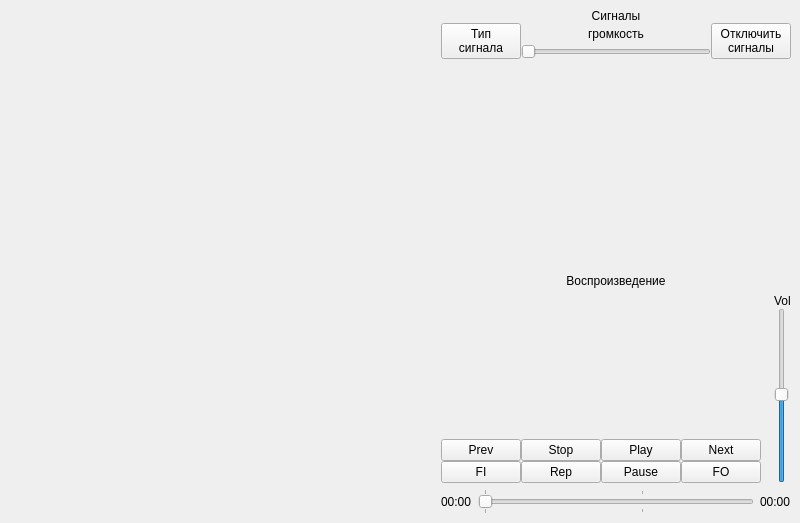
First picture: the form in GUI/main_window.ui, repository Eugene-q/PresenterPlayer, before the edit.
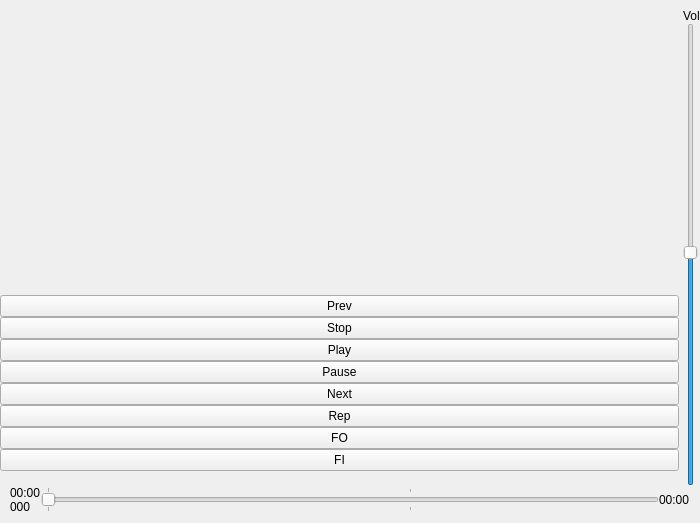
Second picture: the form after the edit.

Commit message: - запомнить позицию начала, запомнить позицию конца, запоминать громкость для каждой песни - проверять имена файлов посимвольно при загрузке!! Только ASCII и русский. - Отдельный лейбл для вывода точной позиции, появляющийся при нажатии кнопок точной позиции. Чтобы дополнительные символы не изменяли длину слайдера воспроизведения - Кнопки установки старт и энд позиций на слайдере. - Вертикальный плеер. Длинный слайдер перемотки. Под списком и плеером. На всю ширину окна.

What changed in the file:
```diff
--- a/GUI/main_window.ui
+++ b/GUI/main_window.ui
@@ -6,7 +6,7 @@
    <rect>
     <x>0</x>
     <y>0</y>
-    <width>800</width>
+    <width>700</width>
     <height>523</height>
    </rect>
   </property>
@@ -18,7 +18,7 @@
   </property>
   <property name="minimumSize">
    <size>
-    <width>800</width>
+    <width>700</width>
     <height>468</height>
    </size>
   </property>
@@ -41,116 +41,80 @@
      <height>0</height>
     </size>
    </property>
-   <layout class="QHBoxLayout" name="horizontalLayout_5" stretch="3,1">
-    <item>
-     <layout class="QVBoxLayout" name="layoutSongList">
+   <layout class="QVBoxLayout" name="verticalLayout_2">
       <property name="spacing">
        <number>0</number>
       </property>
-     </layout>
-    </item>
+    <property name="leftMargin">
+     <number>0</number>
+    </property>
+    <property name="rightMargin">
+     <number>0</number>
+    </property>
     <item>
-     <layout class="QVBoxLayout" name="layoutControls" stretch="0,0,0,0">
+     <layout class="QHBoxLayout" name="layoutListPlayer" stretch="0,0">
+      <property name="spacing">
+       <number>0</number>
+      </property>
       <property name="sizeConstraint">
        <enum>QLayout::SetDefaultConstraint</enum>
       </property>
       <item>
-       <layout class="QVBoxLayout" name="layoutSignals">
+       <layout class="QVBoxLayout" name="layoutSongList">
         <property name="spacing">
          <number>0</number>
         </property>
-        <item>
-         <widget class="QLabel" name="labelSignalsHeader">
-          <property name="text">
-           <string>Сигналы</string>
-          </property>
-          <property name="alignment">
-           <set>Qt::AlignCenter</set>
-          </property>
-         </widget>
-        </item>
-        <item>
-         <layout class="QHBoxLayout" name="layoutSignalControls">
-          <property name="spacing">
-           <number>0</number>
-          </property>
-          <item>
-           <widget class="QPushButton" name="buttonSignalType">
-            <property name="text">
-             <string>Тип
-сигнала</string>
-            </property>
-           </widget>
-          </item>
-          <item>
-           <layout class="QVBoxLayout" name="layoutSignalVol">
-            <item>
-             <widget class="QLabel" name="labelSignalVol">
-              <property name="text">
-               <string>громкость</string>
-              </property>
-              <property name="alignment">
-               <set>Qt::AlignCenter</set>
-              </property>
-             </widget>
-            </item>
-            <item>
-             <widget class="QSlider" name="sliderSignalVol">
-              <property name="orientation">
-               <enum>Qt::Horizontal</enum>
-              </property>
-             </widget>
-            </item>
-           </layout>
-          </item>
-          <item>
-           <widget class="QPushButton" name="buttonSignalsOff">
-            <property name="text">
-             <string>Отключить
-сигналы</string>
-            </property>
-           </widget>
-          </item>
-         </layout>
-        </item>
-       </layout>
-      </item>
-      <item>
-       <spacer name="verticalSpacer_2">
-        <property name="orientation">
-         <enum>Qt::Vertical</enum>
-        </property>
-        <property name="sizeHint" stdset="0">
-         <size>
-          <width>20</width>
-          <height>40</height>
-         </size>
-        </property>
-       </spacer>
+       </layout>
       </item>
       <item>
        <layout class="QVBoxLayout" name="layoutPlayer">
-        <item>
-         <widget class="QLabel" name="labelPlaybackHeader">
-          <property name="text">
-           <string>Воспроизведение</string>
-          </property>
-          <property name="alignment">
-           <set>Qt::AlignCenter</set>
-          </property>
-         </widget>
-        </item>
+        <property name="spacing">
+         <number>0</number>
+        </property>
         <item>
          <layout class="QHBoxLayout" name="layoutButtonsAndVol">
+          <property name="spacing">
+           <number>0</number>
+          </property>
           <item>
-           <layout class="QGridLayout" name="layoutButtons">
+           <layout class="QVBoxLayout" name="layoutButtons">
+            <property name="spacing">
+             <number>0</number>
+            </property>
             <property name="leftMargin">
              <number>0</number>
             </property>
-            <property name="spacing">
-             <number>0</number>
+            <property name="bottomMargin">
+             <number>15</number>
             </property>
-            <item row="1" column="2">
+            <item>
+             <spacer name="verticalSpacer">
+              <property name="orientation">
+               <enum>Qt::Vertical</enum>
+              </property>
+              <property name="sizeHint" stdset="0">
+               <size>
+                <width>20</width>
+                <height>40</height>
+               </size>
+              </property>
+             </spacer>
+            </item>
+            <item>
+             <widget class="QPushButton" name="buttonPrevious">
+              <property name="text">
+               <string>Prev</string>
+              </property>
+             </widget>
+            </item>
+            <item>
+             <widget class="QPushButton" name="buttonStop">
+              <property name="text">
+               <string>Stop</string>
+              </property>
+             </widget>
+            </item>
+            <item>
              <widget class="QPushButton" name="buttonPlay">
               <property name="text">
                <string>Play</string>
@@ -160,35 +124,24 @@
               </property>
              </widget>
             </item>
-            <item row="1" column="3">
+            <item>
+             <widget class="QPushButton" name="buttonPause">
+              <property name="text">
+               <string>Pause</string>
+              </property>
+              <property name="checkable">
+               <bool>true</bool>
+              </property>
+             </widget>
+            </item>
+            <item>
              <widget class="QPushButton" name="buttonNext">
               <property name="text">
                <string>Next</string>
               </property>
              </widget>
             </item>
-            <item row="1" column="1">
-             <widget class="QPushButton" name="buttonStop">
-              <property name="text">
-               <string>Stop</string>
-              </property>
-             </widget>
-            </item>
-            <item row="2" column="0">
-             <widget class="QPushButton" name="buttonFadeIn">
-              <property name="text">
-               <string>FI</string>
-              </property>
-             </widget>
-            </item>
-            <item row="2" column="3">
-             <widget class="QPushButton" name="buttonFadeOut">
-              <property name="text">
-               <string>FO</string>
-              </property>
-             </widget>
-            </item>
-            <item row="2" column="1">
+            <item>
              <widget class="QPushButton" name="buttonRepeat">
               <property name="text">
                <string>Rep</string>
@@ -198,58 +151,29 @@
               </property>
              </widget>
             </item>
-            <item row="1" column="0">
-             <widget class="QPushButton" name="buttonPrevious">
+            <item>
+             <widget class="QPushButton" name="buttonFadeOut">
               <property name="text">
-               <string>Prev</string>
+               <string>FO</string>
               </property>
              </widget>
             </item>
-            <item row="2" column="2">
-             <widget class="QPushButton" name="buttonPause">
+            <item>
+             <widget class="QPushButton" name="buttonFadeIn">
               <property name="text">
-               <string>Pause</string>
+               <string>FI</string>
               </property>
-              <property name="checkable">
-               <bool>true</bool>
-              </property>
              </widget>
             </item>
-            <item row="0" column="2">
-             <spacer name="verticalSpacer">
-              <property name="orientation">
-               <enum>Qt::Vertical</enum>
-              </property>
-              <property name="sizeHint" stdset="0">
-               <size>
-                <width>20</width>
-                <height>40</height>
-               </size>
-              </property>
-             </spacer>
-            </item>
            </layout>
           </item>
-          <item>
-           <spacer name="horizontalSpacer_2">
-            <property name="orientation">
-             <enum>Qt::Horizontal</enum>
-            </property>
-            <property name="sizeHint" stdset="0">
-             <size>
-              <width>40</width>
-              <height>20</height>
-             </size>
-            </property>
-           </spacer>
-          </item>
           <item>
            <layout class="QVBoxLayout" name="layoutVol">
             <property name="spacing">
              <number>0</number>
             </property>
             <property name="leftMargin">
-             <number>7</number>
+             <number>4</number>
             </property>
             <item>
              <widget class="QLabel" name="labelVol">
@@ -274,8 +198,31 @@
         </item>
        </layout>
       </item>
+     </layout>
+    </item>
       <item>
-       <layout class="QHBoxLayout" name="layoutPlayPos">
+     <layout class="QHBoxLayout" name="layoutPlaybackRange">
+      <property name="spacing">
+       <number>0</number>
+      </property>
+     </layout>
+    </item>
+    <item>
+     <layout class="QHBoxLayout" name="layoutPlaybackSlider">
+      <property name="spacing">
+       <number>0</number>
+      </property>
+      <property name="leftMargin">
+       <number>10</number>
+      </property>
+      <property name="rightMargin">
+       <number>10</number>
+      </property>
+      <item>
+       <layout class="QVBoxLayout" name="layoutStartTime">
+        <property name="spacing">
+         <number>0</number>
+        </property>
         <item>
          <widget class="QLabel" name="labelCurrentPos">
           <property name="text">
@@ -284,6 +231,15 @@
          </widget>
         </item>
         <item>
+         <widget class="QLabel" name="labelCurrentPosMs">
+          <property name="text">
+           <string>000</string>
+          </property>
+         </widget>
+        </item>
+       </layout>
+      </item>
+      <item>
          <widget class="QSlider" name="sliderPlaybackPos">
           <property name="maximum">
            <number>180000</number>
@@ -305,8 +261,6 @@
            <string>00:00</string>
           </property>
          </widget>
-        </item>
-       </layout>
       </item>
      </layout>
     </item>
```
Lines whose indentation alone changed are shown as unchanged. The commit also changes 3 other files.
